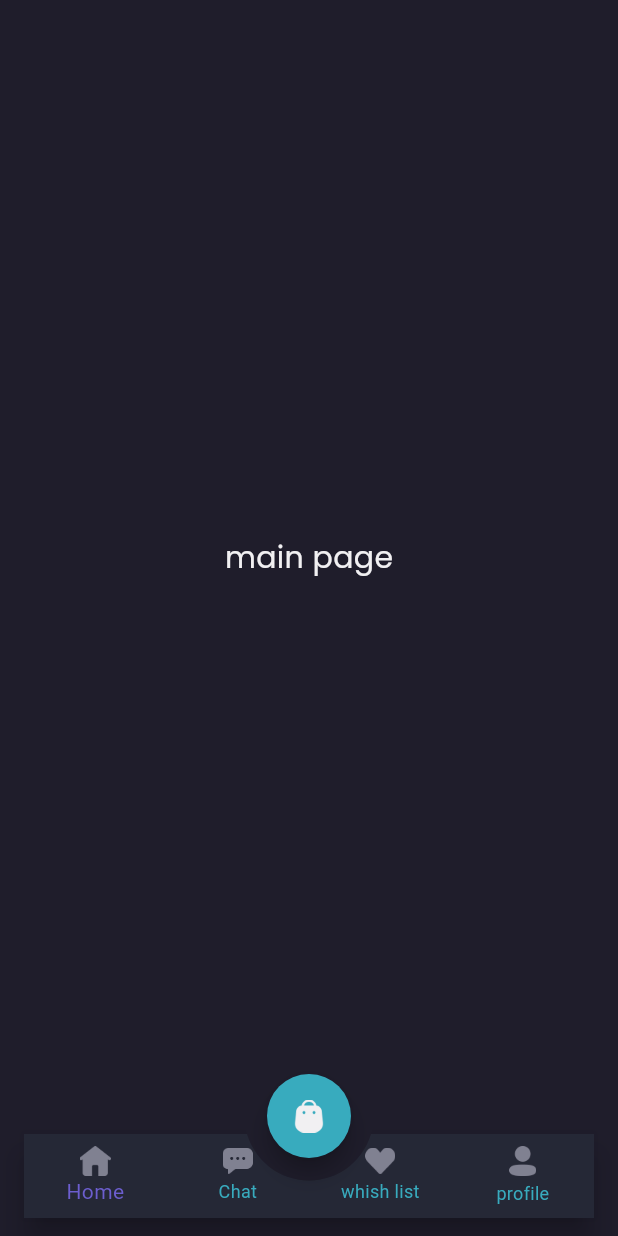
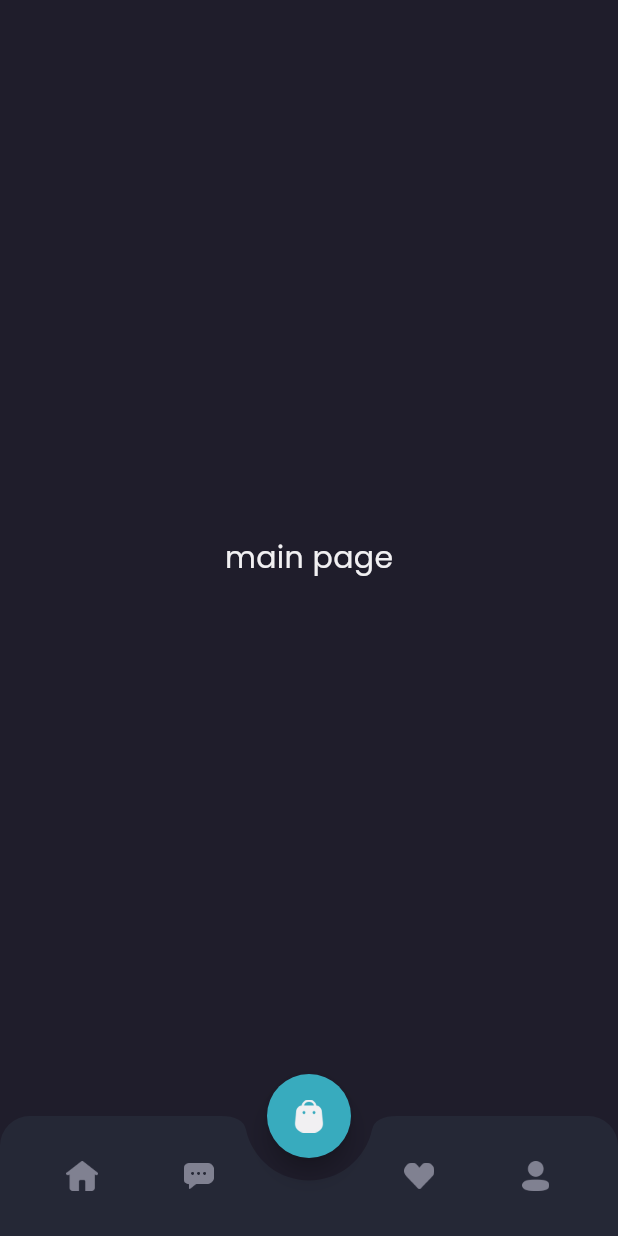
Before and after one commit to Samsulmaarif01/Shamo-Flutter-App, a Flutter app: the MainPage screen opened by its route, on a phone screen of 412 x 824 dp. Run offline on Flutter 3.47's test engine with Material 3 defaults, Android fonts, the phone set to English and light mode, and no system bars; our stand-ins replace google_fonts.

```diff
--- a/lib/pages/home/main_page.dart
+++ b/lib/pages/home/main_page.dart
@@ -28,41 +28,26 @@ class MainPage extends StatelessWidget {
         child: BottomAppBar(
           shape: const CircularNotchedRectangle(),
           notchMargin: 15,
-            color: backgroundColor1,
-            clipBehavior: Clip.antiAlias,
-            child: BottomNavigationBar(
-              backgroundColor: backgroundColor4,
-              type: BottomNavigationBarType.fixed,
-              selectedItemColor: primaryColor,
-              unselectedItemColor: secondaryColor,
-              items: [
-                BottomNavigationBarItem(
-                  icon: Image.asset(
-                    'assets/Home.png',
-                    width: 21,
+          color: backgroundColor4,
+          child: Row(
+            mainAxisAlignment: MainAxisAlignment.spaceAround,
+            children: <Widget>[
+              IconButton(
+                icon: Image.asset('assets/Home.png', width: 21),
+                onPressed: () {},
               ),
-                  label: 'Home',
+              IconButton(
+                icon: Image.asset('assets/Chat Icon.png', width: 20),
+                onPressed: () {},
               ),
-                BottomNavigationBarItem(
-                  icon: Image.asset(
-                    'assets/Chat Icon.png',
-                    width: 20,
+              const SizedBox(width: 40), // Empty space for the FAB
+              IconButton(
+                icon: Image.asset('assets/wishlist.png', width: 20),
+                onPressed: () {},
               ),
-                  label: 'Chat',
-                ),
-                BottomNavigationBarItem(
-                  icon: Image.asset(
-                    'assets/wishlist.png',
-                    width: 20,
-                  ),
-                  label: 'whish list',
-                ),
-                BottomNavigationBarItem(
-                  icon: Image.asset(
-                    'assets/Profile.png',
-                    width: 18,
-                  ),
-                  label: 'profile',
+              IconButton(
+                icon: Image.asset('assets/Profile.png', width: 18),
+                onPressed: () {},
               ),
             ],
           ),
```
Lines whose indentation alone changed are shown as unchanged.
